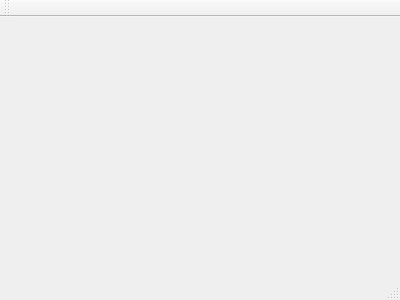
Old version of the form VisualGraph/mainvisualgraph.ui in the repository Seymour49/VisualGraph.
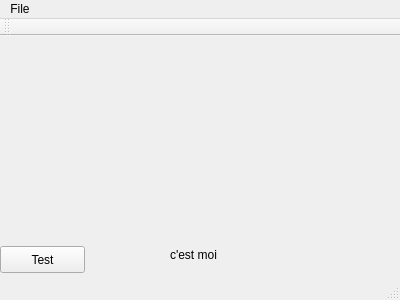
New version of the form.

Commit message: ajout d'un bouton qui lance le calcul de grapheMat

```diff
--- a/VisualGraph/mainvisualgraph.ui
+++ b/VisualGraph/mainvisualgraph.ui
@@ -12,13 +12,70 @@
   <property name="windowTitle" >
    <string>MainVisualGraph</string>
   </property>
-  <widget class="QMenuBar" name="menuBar" />
-  <widget class="QToolBar" name="mainToolBar" />
-  <widget class="QWidget" name="centralWidget" />
-  <widget class="QStatusBar" name="statusBar" />
+  <widget class="QWidget" name="centralWidget">
+   <widget class="QPushButton" name="testBtn">
+    <property name="geometry">
+     <rect>
+      <x>0</x>
+      <y>210</y>
+      <width>85</width>
+      <height>27</height>
+     </rect>
+    </property>
+    <property name="text">
+     <string>Test</string>
+    </property>
+   </widget>
+   <widget class="QLabel" name="label">
+    <property name="geometry">
+     <rect>
+      <x>170</x>
+      <y>210</y>
+      <width>59</width>
+      <height>17</height>
+     </rect>
+    </property>
+    <property name="text">
+     <string>c'est moi</string>
+    </property>
+   </widget>
+  </widget>
+  <widget class="QMenuBar" name="menuBar">
+   <property name="geometry">
+    <rect>
+     <x>0</x>
+     <y>0</y>
+     <width>400</width>
+     <height>27</height>
+    </rect>
+   </property>
+   <widget class="QMenu" name="menuFile">
+    <property name="title">
+     <string>File</string>
+    </property>
+    <addaction name="actionQuit"/>
+   </widget>
+   <addaction name="menuFile"/>
+  </widget>
+  <widget class="QToolBar" name="mainToolBar">
+   <attribute name="toolBarArea">
+    <enum>TopToolBarArea</enum>
+   </attribute>
+   <attribute name="toolBarBreak">
+    <bool>false</bool>
+   </attribute>
+  </widget>
+  <widget class="QStatusBar" name="statusBar"/>
+  <action name="actionQuit">
+   <property name="text">
+    <string>Quit</string>
+   </property>
+  </action>
  </widget>
- <layoutDefault spacing="6" margin="11" />
- <pixmapfunction></pixmapfunction>
+ <layoutdefault spacing="6" margin="11"/>
+ <tabstops>
+  <tabstop>testBtn</tabstop>
+ </tabstops>
  <resources/>
  <connections/>
 </ui>
```
Left out of the diff: 29 changed lines with no effect on the pictures. The commit also changes 3 other files.
